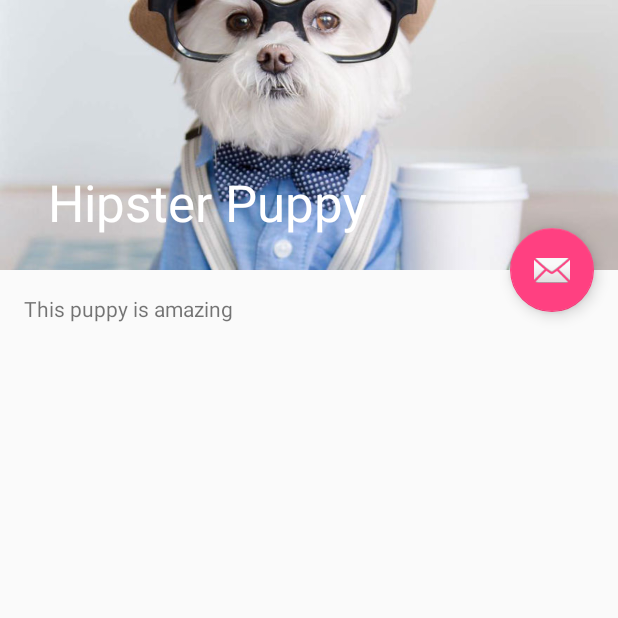
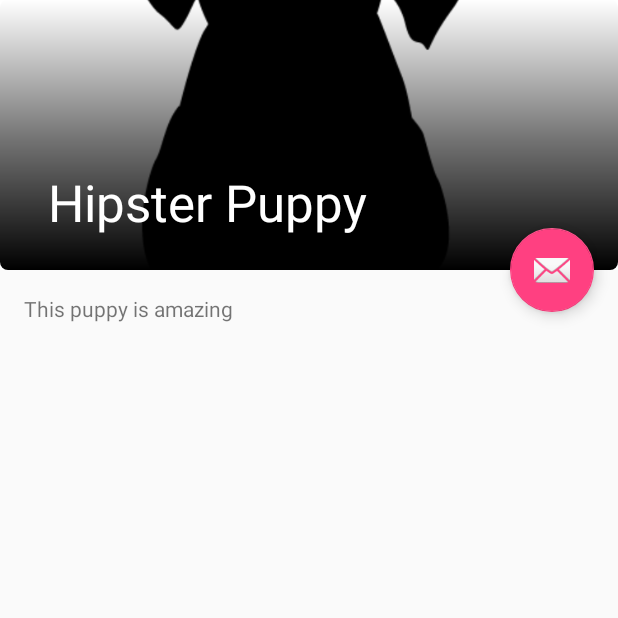
Before and after one commit to roioteromorales/PuppyShelter, an Android app: the screen it shows after launch (PuppyDetailActivity), after a tap on "Hipster Puppy", on a phone screen of 412 x 824 dp, the top half of it. Run offline under Robolectric (Android 15) with nearby library versions, the phone set to English and light mode, and no system bars; our stand-ins replace Dagger/Hilt's generated code, Picasso; pictures from the network do not load.

Commit message:
Add gradient and load from url

```diff
--- a/app/src/main/AndroidManifest.xml
+++ b/app/src/main/AndroidManifest.xml
@@ -9,6 +9,10 @@
         android:label="@string/app_name"
         android:supportsRtl="true"
         android:theme="@style/AppTheme">
+
+        <uses-permission android:name="android.permission.INTERNET"/>
+        <uses-permission android:name="android.permission.ACCESS_NETWORK_STATE"/>
+
         <activity android:name=".domain.puppies.ui.MainActivity">
             <intent-filter>
                 <action android:name="android.intent.action.MAIN" />
--- a/app/src/main/java/com/roisoftstudio/puppyshelter/domain/puppies/model/Puppy.java
+++ b/app/src/main/java/com/roisoftstudio/puppyshelter/domain/puppies/model/Puppy.java
@@ -6,11 +6,17 @@ import java.io.Serializable;
 public class Puppy implements Serializable{
     private int imageId;
     private String name;
+    private String imageUrl;
     private String description;
 
     public Puppy(String name, int imageResource) {
         this.name = name;
         this.imageId = imageResource;
+    }
+
+    public Puppy(String name, String imageUrl) {
+        this.name = name;
+        this.imageUrl = imageUrl;
     }
 
     public int getImageId() {
@@ -28,4 +34,12 @@ public class Puppy implements Serializable{
     public void setName(String name) {
         this.name = name;
     }
+
+    public String getImageUrl() {
+        return imageUrl;
+    }
+
+    public void setImageUrl(String imageUrl) {
+        this.imageUrl = imageUrl;
+    }
 }
--- a/app/src/main/java/com/roisoftstudio/puppyshelter/domain/puppies/repositories/PuppiesRepository.java
+++ b/app/src/main/java/com/roisoftstudio/puppyshelter/domain/puppies/repositories/PuppiesRepository.java
@@ -6,4 +6,6 @@ import java.util.List;
 
 public interface PuppiesRepository {
     List<Puppy> getAllPuppies();
+
+    List<Puppy> getAllPuppiesUrls();
 }
--- a/app/src/main/java/com/roisoftstudio/puppyshelter/domain/puppies/repositories/PuppiesRepositoryImpl.java
+++ b/app/src/main/java/com/roisoftstudio/puppyshelter/domain/puppies/repositories/PuppiesRepositoryImpl.java
@@ -8,15 +8,31 @@ import java.util.List;
 
 public class PuppiesRepositoryImpl implements PuppiesRepository {
 
+    private String puppyURLForTest = "http://www.planwallpaper.com/static/images/desktop-year-of-the-tiger-images-wallpaper.jpg";
+
     @Override
     public List<Puppy> getAllPuppies() {
         return Arrays.asList(
                 new Puppy("Hipster Puppy", R.drawable.hipster_puppy),
-                new Puppy("Cute Puppy",  R.drawable.cute_puppy),
-                new Puppy("Gangsta Puppy",  R.drawable.gangsta_puppy),
-                new Puppy("Smart Puppy",  R.drawable.smart_puppy),
-                new Puppy("Water Puppy",  R.drawable.water_puppy),
-                new Puppy("Swimmer Puppy",  R.drawable.swimmer_puppy)
+                new Puppy("Cute Puppy", R.drawable.cute_puppy),
+                new Puppy("Gangsta Puppy", R.drawable.gangsta_puppy),
+                new Puppy("Smart Puppy", R.drawable.smart_puppy),
+                new Puppy("Water Puppy", R.drawable.water_puppy),
+                new Puppy("Swimmer Puppy", R.drawable.swimmer_puppy)
         );
     }
+
+    @Override
+    public List<Puppy> getAllPuppiesUrls() {
+        return Arrays.asList(
+                new Puppy("Hipster Puppy", puppyURLForTest),
+                new Puppy("Cute Puppy", puppyURLForTest),
+                new Puppy("Gangsta Puppy", puppyURLForTest),
+                new Puppy("Smart Puppy", puppyURLForTest),
+                new Puppy("Water Puppy", puppyURLForTest),
+                new Puppy("Swimmer Puppy", puppyURLForTest)
+        );
+    }
+
+
 }
--- a/app/src/main/java/com/roisoftstudio/puppyshelter/domain/puppies/services/PuppiesManager.java
+++ b/app/src/main/java/com/roisoftstudio/puppyshelter/domain/puppies/services/PuppiesManager.java
@@ -6,4 +6,6 @@ import java.util.List;
 
 public interface PuppiesManager {
     List<Puppy> getAllPuppies();
+    List<Puppy> getAllPuppiesUrls();
+
 }
--- a/app/src/main/java/com/roisoftstudio/puppyshelter/domain/puppies/services/PuppiesManagerImpl.java
+++ b/app/src/main/java/com/roisoftstudio/puppyshelter/domain/puppies/services/PuppiesManagerImpl.java
@@ -20,4 +20,9 @@ public class PuppiesManagerImpl implements PuppiesManager {
     public List<Puppy> getAllPuppies() {
         return puppiesRepository.getAllPuppies();
     }
+
+    @Override
+    public List<Puppy> getAllPuppiesUrls() {
+        return puppiesRepository.getAllPuppiesUrls();
+    }
 }
--- a/app/src/main/java/com/roisoftstudio/puppyshelter/domain/puppies/ui/MainActivity.java
+++ b/app/src/main/java/com/roisoftstudio/puppyshelter/domain/puppies/ui/MainActivity.java
@@ -33,7 +33,9 @@ public class MainActivity extends AppCompatActivity {
         mRecyclerView = (RecyclerView) findViewById(R.id.my_recycler_view);
         mRecyclerView.setHasFixedSize(true);
         mRecyclerView.setLayoutManager(new GridLayoutManager(this, 2));
-        mRecyclerView.setAdapter( new CardsAdapter(getPuppies()));
+        CardsAdapter adapter = new CardsAdapter(getPuppies());
+        adapter.setHasStableIds(true);
+        mRecyclerView.setAdapter(adapter);
     }
 
     private void initializeDagger() {
@@ -41,7 +43,7 @@ public class MainActivity extends AppCompatActivity {
         app.getMainComponent().inject(this);
     }
     private List<Puppy> getPuppies() {
-        return puppiesManager.getAllPuppies();
+        return puppiesManager.getAllPuppiesUrls();
     }
 
 
--- a/app/src/main/java/com/roisoftstudio/puppyshelter/domain/puppies/ui/PuppyCardViewHolder.java
+++ b/app/src/main/java/com/roisoftstudio/puppyshelter/domain/puppies/ui/PuppyCardViewHolder.java
@@ -39,6 +39,9 @@ public class PuppyCardViewHolder extends RecyclerView.ViewHolder {
     public void render(Puppy puppy) {
         this.puppy = puppy;
         title.setText(puppy.getName());
-        Picasso.with(view.getContext()).load(puppy.getImageId()).into(puppyPhoto);
+        Picasso.with(view.getContext())
+                .load(puppy.getImageUrl())
+                .placeholder(R.drawable.error_missing_photo)
+                .into(puppyPhoto);
     }
 }
--- a/app/src/main/java/com/roisoftstudio/puppyshelter/domain/puppies/ui/PuppyDetailActivity.java
+++ b/app/src/main/java/com/roisoftstudio/puppyshelter/domain/puppies/ui/PuppyDetailActivity.java
@@ -14,8 +14,6 @@ import android.widget.ImageView;
 import com.roisoftstudio.puppyshelter.R;
 import com.roisoftstudio.puppyshelter.domain.puppies.model.Puppy;
 import com.squareup.picasso.Picasso;
-
-import java.io.Serializable;
 
 public class PuppyDetailActivity extends AppCompatActivity {
     private static final String PUPPY_KEY = "puppy_key";
@@ -44,7 +42,10 @@ public class PuppyDetailActivity extends AppCompatActivity {
         collapsingToolbar.setTitle(puppy.getName());
 
         ImageView backdrop = (ImageView) findViewById(R.id.backdrop);
-        Picasso.with(getApplicationContext()).load(puppy.getImageId()).into(backdrop);
+        Picasso.with(getApplicationContext())
+                .load(puppy.getImageUrl())
+                .placeholder(R.drawable.error_missing_photo)
+                .into(backdrop);
     }
 
     public static void open(Context context, Puppy puppy) {
--- /dev/null
+++ b/app/src/main/res/drawable/gradient.xml
@@ -0,0 +1,9 @@
+<?xml version="1.0" encoding="utf-8"?>
+<shape xmlns:android="http://schemas.android.com/apk/res/android">
+    <gradient
+        android:startColor="#00000000"
+        android:centerColor="#88000000"
+        android:endColor="#FF000000"
+        android:angle="270"/>
+    <corners android:radius="5dp" />
+</shape>
--- a/app/src/main/res/layout/activity_puppy_detail.xml
+++ b/app/src/main/res/layout/activity_puppy_detail.xml
@@ -29,6 +29,10 @@
                 android:fitsSystemWindows="true"
                 android:scaleType="centerCrop"
                 app:layout_collapseMode="parallax" />
+            <View
+                android:background="@drawable/gradient"
+                android:layout_width="match_parent"
+                android:layout_height="match_parent" />
             <android.support.v7.widget.Toolbar
                 android:id="@+id/toolbar"
                 android:layout_width="match_parent"
--- a/app/src/main/res/layout/card_view.xml
+++ b/app/src/main/res/layout/card_view.xml
@@ -17,7 +17,7 @@ android:layout_marginBottom="16dp">
         android:layout_width="match_parent"
         android:layout_height="match_parent"
         android:contentDescription="description"
-        android:src="@drawable/silhouette_puppy"
+        android:src="@drawable/error_missing_photo"
         android:scaleType="centerCrop" />
     <TextView
         android:id="@+id/title"
```
Also changed, not shown: app/src/main/res/drawable/error_missing_photo.png (added).
